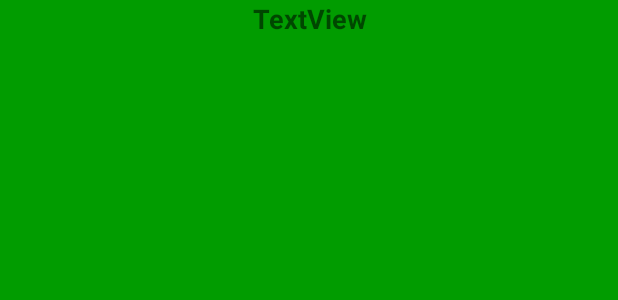
After one commit to teachmyselftocode/Emitless, an Android app: the layout activity_gridayout.xml on its own in the app's theme, with its tools: preview values and no code run, on a phone screen of 412 x 824 dp. The commit adds this screen. Shown: the top 300 px of the screen. Run offline under Robolectric (Android 15) with nearby library versions, the phone set to English and light mode, and no system bars; network calls fail.

Commit message:
Grid Layout Completed

```diff
--- a/app/src/main/AndroidManifest.xml
+++ b/app/src/main/AndroidManifest.xml
@@ -20,6 +20,7 @@
             </intent-filter>
         </activity>
         <activity android:name=".Page2" />
+        <activity android:name=".GridayoutActivity"></activity>
     </application>
 
 </manifest>
--- /dev/null
+++ b/app/src/main/res/layout/activity_gridayout.xml
@@ -0,0 +1,35 @@
+<?xml version="1.0" encoding="utf-8"?>
+<LinearLayout xmlns:android="http://schemas.android.com/apk/res/android"
+    android:orientation="vertical"
+    android:layout_width="match_parent"
+    android:layout_height="match_parent"
+    android:background="@color/colorGreen1">
+
+
+    <LinearLayout
+        android:layout_width="match_parent"
+        android:layout_height="match_parent"
+        android:orientation="vertical">
+
+        <TextView
+            android:id="@+id/idGridTextView"
+            android:layout_width="match_parent"
+            android:layout_height="wrap_content"
+            android:text="TextView"
+            android:textAlignment="center"
+            android:textSize="18sp"
+            android:textStyle="bold" />
+
+        <GridView
+            android:id="@+id/idGridView"
+            android:layout_width="match_parent"
+            android:layout_height="match_parent"
+            android:columnWidth="64pt"
+            android:horizontalSpacing="5pt"
+            android:numColumns="auto_fit"
+            android:verticalSpacing="5pt">
+
+        </GridView>
+    </LinearLayout>
+
+</LinearLayout>
--- a/app/src/main/res/layout/activity_main.xml
+++ b/app/src/main/res/layout/activity_main.xml
@@ -32,6 +32,7 @@
         android:background="@android:color/darker_gray"
         android:onClick="buTest2"
         android:text="Asynctask"
+        android:visibility="invisible"
         app:layout_constraintEnd_toEndOf="parent"
         app:layout_constraintTop_toTopOf="parent" />
 
@@ -44,6 +45,7 @@
         android:background="@android:color/darker_gray"
         android:onClick="buTest"
         android:text="Test"
+        android:visibility="invisible"
         app:layout_constraintEnd_toEndOf="parent"
         app:layout_constraintTop_toTopOf="parent" />
 
@@ -97,7 +99,7 @@
         android:layout_marginStart="8dp"
         android:layout_marginTop="376dp"
         android:background="@color/colorGreen2"
-        android:onClick="buShowInput"
+        android:onClick="buShowOriginInput"
         android:text="Want to use your own origin?"
         android:visibility="visible"
         app:layout_constraintEnd_toEndOf="parent"
```
Also changed, not shown: app/src/main/java/com/companyname/emitless2/GridayoutActivity.kt (added, +26 -0 lines), app/src/main/java/com/companyname/emitless2/MainActivity.kt (+60 -45 lines), app/src/main/java/com/companyname/emitless2/Page2.kt (+19 -14 lines), app/src/main/java/com/companyname/emitless2/TransportModes.kt (+5 -4 lines), app/src/main/res/layout/activity_grid.xml (deleted, +0 -15 lines), app/src/main/res/layout/activity_ticket.xml (+17 -13 lines).
